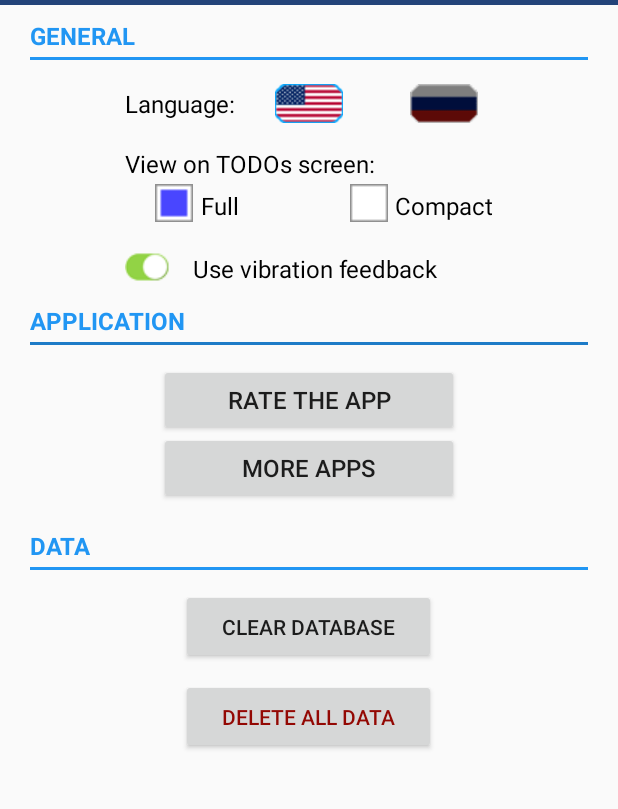
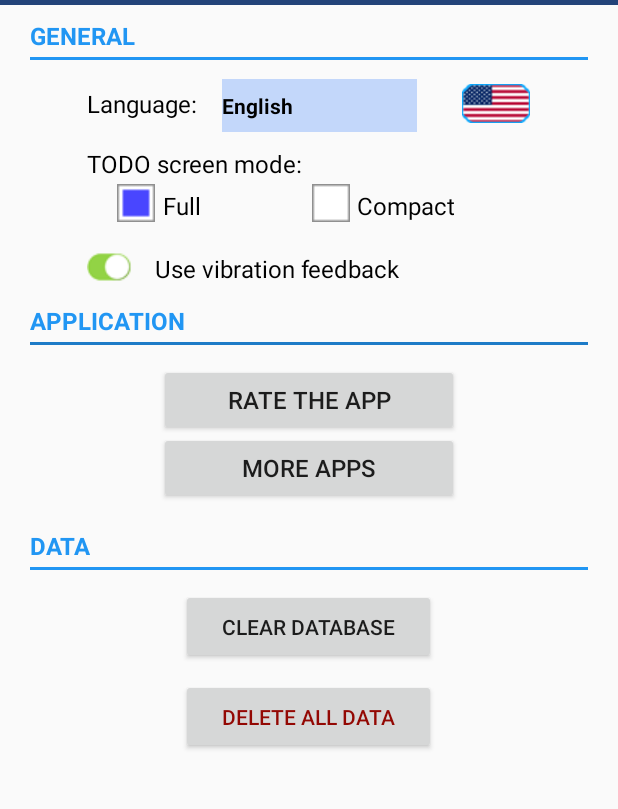
Before and after one commit to thePoisonDevelopment/WhatTODO, an Android app: the fragment fragmentSettings placed in its activity, on a phone screen of 412 x 824 dp, the part 122-931 px from its top. Run offline under Robolectric (Android 15) with nearby library versions, the phone set to English and light mode, and no system bars.

Commit message:
- Separated EDIT onto 2 fragments: EDIT and COMPLETED - Updated Language selection with the spinner - TOP bar painted to BLUE color - Extended the ListView Adapter to fit bottom of the screen

```diff
--- a/app/src/main/java/com/thepoisondevelopment/whattodo/Dialog_DataPicker.java
+++ b/app/src/main/java/com/thepoisondevelopment/whattodo/Dialog_DataPicker.java
@@ -96,6 +96,7 @@ public class Dialog_DataPicker extends DialogFragment implements View.OnClickLis
         tmpDate = "" + today.get(Calendar.DAY_OF_MONTH) + "." + TodaysMonth + "." + today.get(Calendar.YEAR);
 
         //TODO fix the value that is not supported.
+        //TODO not supported ! Fix it. TAKE CALENDAR FROM SHISHATIME
         mDatePicker.getCalendarView().setFirstDayOfWeek(Calendar.MONDAY);
 
         mDatePicker.init(
--- a/app/src/main/java/com/thepoisondevelopment/whattodo/MainActivity.java
+++ b/app/src/main/java/com/thepoisondevelopment/whattodo/MainActivity.java
@@ -2,8 +2,11 @@ package com.thepoisondevelopment.whattodo;
 
 import android.annotation.SuppressLint;
 import android.content.SharedPreferences;
+import android.content.res.Configuration;
 import android.os.Bundle;
 import android.support.v7.app.AppCompatActivity;
+import android.util.Log;
+import android.view.Display;
 
 public class MainActivity extends AppCompatActivity {
 
@@ -33,6 +36,9 @@ public class MainActivity extends AppCompatActivity {
     public static int ListView_MONTH;
     public static int ListView_MODE;
 
+    public static int ScringWidthDP;
+    // This variable is needed to check the screen size and choose propoer layout
+
     public static int TimeFrame_Month, TimeFrame_Year, TimeFrame;
 
     @SuppressLint("StaticFieldLeak")
@@ -53,6 +59,15 @@ public class MainActivity extends AppCompatActivity {
         prf_VibraFeedback = prefSettings.getInt("prfVibra",1); // Language
 
 
+        Configuration config = getResources().getConfiguration();
+        ScringWidthDP = config.smallestScreenWidthDp;
+
+//        if (config.smallestScreenWidthDp >= 600) {
+//            setContentView(R.layout.layout-w600dp);
+//        } else {
+//            setContentView(R.layout.main_activity);
+//        }
+
         getSupportFragmentManager().beginTransaction().replace(R.id.fragment_container,
                 new fragmentCreate()).commit();
 
--- a/app/src/main/java/com/thepoisondevelopment/whattodo/fragmentCreate.java
+++ b/app/src/main/java/com/thepoisondevelopment/whattodo/fragmentCreate.java
@@ -3,6 +3,7 @@ package com.thepoisondevelopment.whattodo;
 import android.content.ContentValues;
 import android.content.Context;
 import android.database.sqlite.SQLiteDatabase;
+import android.graphics.Color;
 import android.os.Build;
 import android.os.VibrationEffect;
 import android.os.Vibrator;
@@ -18,6 +19,8 @@ import android.widget.Button;
 import android.widget.EditText;
 import android.widget.TextView;
 import android.widget.Toast;
+
+import java.util.Objects;
 
 import java.util.Calendar;
 
@@ -85,6 +88,10 @@ public class fragmentCreate  extends Fragment implements Dialog_DataPicker.OnInp
     public View onCreateView (LayoutInflater inflater, ViewGroup container, Bundle savedInstanceState) {
 
         final View view = inflater.inflate(R.layout.fragment_create, container, false);
+
+        if (Build.VERSION.SDK_INT >= 21) {
+            Objects.requireNonNull(getActivity()).getWindow().setStatusBarColor(Color.parseColor("#335A9C"));
+        }
 
         MainActivity.prm_Planned = "Not set";
         MainActivity.prm_Deadline = "Not set";
--- a/app/src/main/java/com/thepoisondevelopment/whattodo/fragmentSettings.java
+++ b/app/src/main/java/com/thepoisondevelopment/whattodo/fragmentSettings.java
@@ -17,8 +17,11 @@ import android.view.LayoutInflater;
 import android.view.View;
 import android.view.ViewGroup;
 import android.view.inputmethod.InputMethodManager;
+import android.widget.AdapterView;
+import android.widget.ArrayAdapter;
 import android.widget.Button;
 import android.widget.ImageView;
+import android.widget.Spinner;
 import android.widget.TextView;
 
 import java.util.Objects;
@@ -34,8 +37,10 @@ public class fragmentSettings extends Fragment {
 
     private static final String TAG = "Settings Fragment";
 
-    Button nav4_top_1create, nav4_top_2todolist,  nav4_top_3calendar,
-            btn_langEN, btn_langRU, btn_clear_all_data, btn_clear_database;
+    private String SpinnerLanguage;
+
+    Button nav4_top_1create, nav4_top_2todolist,  nav4_top_3calendar, btn_clear_all_data, btn_clear_database;
+    TextView tv_language_icon;
 
     TextView nav4_top_1create_text, nav4_top_2todolist_text, nav4_top_3calendar_text, nav4_top_4settings_text;
     TextView settings_text1, settings_text2, langauge_name;
@@ -63,14 +68,13 @@ public class fragmentSettings extends Fragment {
         nav4_top_1create = view.findViewById(R.id.nav4_top_1create);
         nav4_top_2todolist = view.findViewById(R.id.nav4_top_2todolist);
         nav4_top_3calendar = view.findViewById(R.id.nav4_top_3calendar);
-        btn_langEN = view.findViewById(R.id.btn_langEN);
-        btn_langRU = view.findViewById(R.id.btn_langRU);
 
         nav4_top_1create_text = view.findViewById(R.id.nav4_top_1create_text);
         nav4_top_2todolist_text = view.findViewById(R.id.nav4_top_2todolist_text);
         nav4_top_3calendar_text = view.findViewById(R.id.nav4_top_3calendar_text);
         nav4_top_4settings_text = view.findViewById(R.id.nav4_top_4settings_text);
         langauge_name = view.findViewById(R.id.stgs_langauge_label);
+        tv_language_icon = view.findViewById(R.id.tv_language_icon);
 
         stgs_view_label = view.findViewById(R.id.stgs_view_label);
         stgs_view_full_radio = view.findViewById(R.id.stgs_view_full_radio);
@@ -108,8 +112,48 @@ public class fragmentSettings extends Fragment {
             stgs_vibra_toggle.setBackgroundResource(R.drawable.toggle_off);
         }
 
+
+        Spinner spinner_language = view.findViewById(R.id.spinner_language);
+        ArrayAdapter<CharSequence> adapter_recordLang = ArrayAdapter.createFromResource  (Objects.requireNonNull(this.getActivity()), R.array.spinner_language, R.layout.spinner_color_layout_style_1);
+        spinner_language.setOnItemSelectedListener(new AdapterView.OnItemSelectedListener() {
+            @Override
+            public void onItemSelected(AdapterView<?> parent, View view, int position, long id) {
+                SpinnerLanguage = parent.getItemAtPosition(position).toString();
+
+                switch (SpinnerLanguage){
+                    case "English":
+
+                        MainActivity.prf_Language = 0;
+                        tv_language_icon.setBackgroundResource(R.drawable.btn_lang_en_selected);
+
+                        ChanceLanguage(MainActivity.prf_Language);
+                        MainActivity.prf_Language = 0;
+                        ed.putInt("prfLanguage", MainActivity.prf_Language);
+                        ed.apply();
+                        break;
+                    case "Russian":
+
+                        MainActivity.prf_Language = 1;
+                        tv_language_icon.setBackgroundResource(R.drawable.btn_lang_ru_selected);
+
+                        ChanceLanguage(MainActivity.prf_Language);
+                        MainActivity.prf_Language = 0;
+                        ed.putInt("prfLanguage", MainActivity.prf_Language);
+                        ed.apply();
+
+                        break;
+                }
+            }
+            @Override
+            public void onNothingSelected(AdapterView<?> parent) {}
+        });
+        spinner_language.setAdapter(adapter_recordLang);
+        spinner_language.setSelection(MainActivity.prf_Language);
+
         //Localisation
         ChanceLanguage(MainActivity.prf_Language);
+
+
 
 
         settings_rate_the_app.setOnClickListener(new View.OnClickListener() {
@@ -200,39 +244,6 @@ public class fragmentSettings extends Fragment {
                 stgs_view_compact_radio.setBackgroundResource(R.drawable.radio_false);
 
                 ed.putInt("prfFullView", MainActivity.prf_FullView);
-                ed.apply();
-
-            }
-        });
-
-
-        btn_langEN.setOnClickListener(new View.OnClickListener() {
-            @Override
-            public void onClick(View v) {
-                MainActivity.prf_Language = 0;
-                btn_langRU.setBackgroundResource(R.drawable.btn_lang_ru);
-                btn_langEN.setBackgroundResource(R.drawable.btn_lang_en_selected);
-
-                ChanceLanguage(MainActivity.prf_Language);
-
-                ed.putInt("prfLanguage", MainActivity.prf_Language);
-                ed.apply();
-
-            }
-        });
-
-
-        btn_langRU.setOnClickListener(new View.OnClickListener() {
-            @Override
-            public void onClick(View v) {
-
-                MainActivity.prf_Language = 1;
-                btn_langRU.setBackgroundResource(R.drawable.btn_lang_ru_selected);
-                btn_langEN.setBackgroundResource(R.drawable.btn_lang_en);
-
-                ChanceLanguage(MainActivity.prf_Language);
-
-                ed.putInt("prfLanguage", MainActivity.prf_Language);
                 ed.apply();
 
             }
@@ -399,8 +410,7 @@ public class fragmentSettings extends Fragment {
 
         switch (MainActivity.prf_Language) {
             case 0:
-                btn_langRU.setBackgroundResource(R.drawable.btn_lang_ru);
-                btn_langEN.setBackgroundResource(R.drawable.btn_lang_en_selected);
+                tv_language_icon.setBackgroundResource(R.drawable.btn_lang_en_selected);
 
                 nav4_top_1create_text.setText(R.string.create);
                 nav4_top_2todolist_text.setText(R.string.todos);
@@ -425,8 +435,8 @@ public class fragmentSettings extends Fragment {
                 break;
 
             case 1:
-                btn_langRU.setBackgroundResource(R.drawable.btn_lang_ru_selected);
-                btn_langEN.setBackgroundResource(R.drawable.btn_lang_en);
+                tv_language_icon.setBackgroundResource(R.drawable.btn_lang_ru_selected);
+
                 nav4_top_1create_text.setText(R.string.ru_create);
                 nav4_top_2todolist_text.setText(R.string.ru_todos);
                 nav4_top_4settings_text.setText(R.string.ru_settings);
--- a/app/src/main/res/layout/dialog_datapicker.xml
+++ b/app/src/main/res/layout/dialog_datapicker.xml
@@ -45,6 +45,7 @@
             android:layout_height="wrap_content"
             android:layout_centerHorizontal="true"
             android:spinnersShown="false"
+            android:datePickerMode="spinner"
             android:calendarViewShown="true"
             android:layout_marginTop="48dp"/>
 
--- a/app/src/main/res/layout/fragment_create.xml
+++ b/app/src/main/res/layout/fragment_create.xml
@@ -437,7 +437,7 @@
         android:layout_height="wrap_content"
         android:layout_marginTop="400dp"
         android:layout_centerHorizontal="true"
-        android:text="version 2.0"
+        android:text="version 2.1"
         android:textSize="18sp"
         android:textColor="#011069" />
 
--- a/app/src/main/res/layout/fragment_settings.xml
+++ b/app/src/main/res/layout/fragment_settings.xml
@@ -178,22 +178,26 @@
                 android:text="@string/language" />
 
 
-            <Button
-                android:id="@+id/btn_langEN"
+            <TextView
+                android:id="@+id/tv_language_icon"
                 android:layout_width="45dp"
                 android:layout_height="26dp"
-                android:layout_marginStart="100dp"
+                android:layout_marginStart="250dp"
                 android:layout_marginTop="3dp"
                 android:background="@drawable/btn_lang_en_selected" />
 
 
-            <Button
-                android:id="@+id/btn_langRU"
-                android:layout_width="45dp"
-                android:layout_height="26dp"
-                android:layout_marginStart="190dp"
-                android:layout_alignTop="@+id/btn_langEN"
-                android:background="@drawable/btn_lang_ru" />
+            <Spinner
+                android:id="@+id/spinner_language"
+                android:layout_width="130dp"
+                android:layout_height="wrap_content"
+                android:layout_marginStart="90dp"
+                android:layout_marginTop="0dp"
+                android:foregroundGravity="center"
+                android:spinnerMode="dropdown"
+                android:background="#ff0000"
+                android:gravity="center_vertical"  />
+
 
 
             <TextView
--- a/app/src/main/res/layout/fragment_todo.xml
+++ b/app/src/main/res/layout/fragment_todo.xml
@@ -131,7 +131,7 @@
         android:layout_marginTop="145dp"
         android:layout_width="match_parent"
         android:background="#000000"
-        android:layout_height="465dp">
+        android:layout_height="match_parent">
     </ListView>
 
 
--- /dev/null
+++ b/app/src/main/res/layout/spinner_color_layout_style_1.xml
@@ -0,0 +1,11 @@
+<?xml version="1.0" encoding="utf-8"?>
+<CheckedTextView xmlns:android="http://schemas.android.com/apk/res/android"
+    android:layout_width="match_parent"
+    android:layout_height="35dp"
+    android:text="   1"
+    android:textStyle="bold"
+    android:gravity="center"
+    android:background="#C3D7FA"
+    android:textColor="#000000">
+
+</CheckedTextView>
--- a/app/src/main/res/values/arrays.xml
+++ b/app/src/main/res/values/arrays.xml
@@ -26,7 +26,10 @@
     </string-array>
 
 
-
+    <string-array name="spinner_language">
+        <item>English</item>
+        <item>Russian</item>
+    </string-array>
 
 
 
--- a/app/src/main/res/values/strings.xml
+++ b/app/src/main/res/values/strings.xml
@@ -28,6 +28,7 @@
     <string name="ru_caption_clear_database">ПОЧИСТИТЬ БАЗУ ДАННЫХ</string>
 
     <string name="caption_edit">EDIT</string>
+    <string name="caption_completed">COMPLETED</string>
     <string name="created_xx_xx_xxxx">Created: XX.XX.XXXX</string>
 
     <string name="st_todo">TODO</string>
@@ -102,7 +103,7 @@
 
     <string name="full">Full</string>
     <string name="compact">Compact</string>
-    <string name="view_on_todos_screen">View on TODOs screen:</string>
+    <string name="view_on_todos_screen">TODO screen mode:</string>
     <string name="feature_coming_soon">Feature is coming soon</string>
     <string name="ru_feature_coming_soon">Функционал в разработке</string>
 
```
Also changed, not shown: app/src/main/java/com/thepoisondevelopment/whattodo/fragmentCompleted.java (added, +134 -0 lines), app/src/main/java/com/thepoisondevelopment/whattodo/fragmentEdit.java (+0 -38 lines), app/src/main/java/com/thepoisondevelopment/whattodo/fragmentTodo.java (+15 -0 lines), app/src/main/res/layout/fragment_completed.xml (added, +155 -0 lines), 1 other file.
